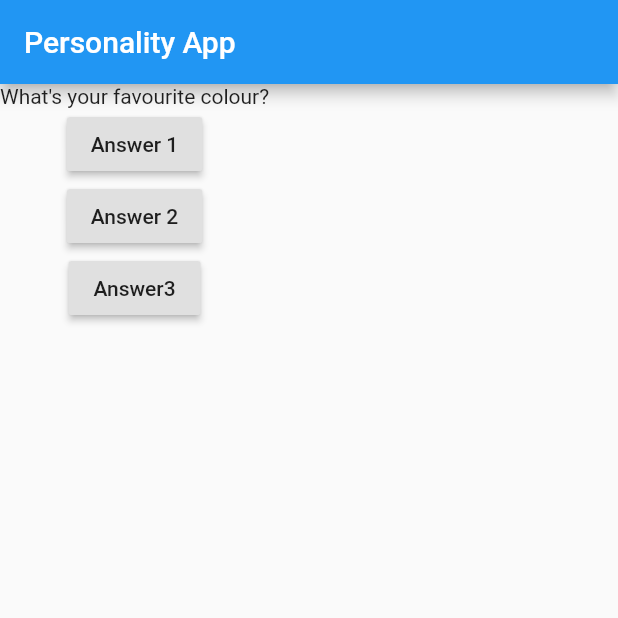
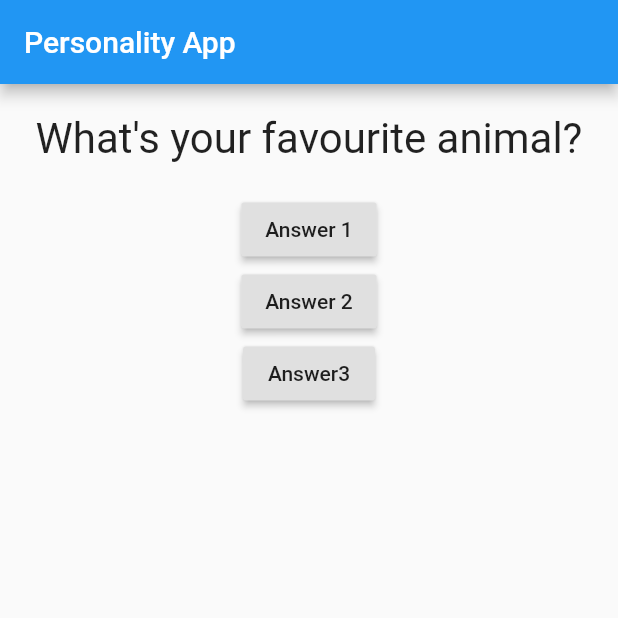
Before and after one commit to sarahmajeed/personality-test-app, a Flutter app: the screen it shows after launch, after a tap on "Answer 1", on a phone screen of 412 x 824 dp, the top half of it. Run offline on Flutter 3.47's test engine with Material 2 defaults, Android fonts, the phone set to English and light mode, and no system bars.

Commit message:
Styling the container

```diff
--- a/lib/main.dart
+++ b/lib/main.dart
@@ -1,25 +1,35 @@
 import 'package:flutter/material.dart';
+import './question.dart';
 
 void main(){
   runApp(MyApp());
 }
 
-class MyApp extends StatelessWidget {
+class MyApp extends StatefulWidget{
+  @override
+  State<StatefulWidget> createState() {
+    // TODO: implement createState
+    return _MyAppState();
+  }
+}
 
-  var questionIndex = 0;
+class _MyAppState extends State<MyApp>{
+  var _questionIndex = 0;
+   void _answerQuestion() {
+     setState(() {
+        _questionIndex++;
+     });
 
+     print(_questionIndex);
+   }
   @override
   Widget build(BuildContext context){
-   void answerQuestion() {
-     //questionIndex++;
-     print("Answer Chosen!");
-   }
+
+
    var questions = [
      "What's your favourite colour?",
      "What's your favourite animal?",
-     "csc",
-     "asds","dkd"
-   ];
+    ];
 
 
     return
@@ -28,8 +38,8 @@ class MyApp extends StatelessWidget {
         title: Text("Personality App"),
         ),
         body: Column(children: [
-          Text(questions[questionIndex]),
-          RaisedButton(child: Text("Answer 1"), onPressed: answerQuestion,),
+          Question(questions[_questionIndex]),
+          RaisedButton(child: Text("Answer 1"), onPressed: _answerQuestion,),
           RaisedButton(child: Text("Answer 2"), onPressed: () => print("Anwer 2 chosen")),
           RaisedButton(child: Text("Answer3"),onPressed: () {
             print("Answer 3 chosen");
--- /dev/null
+++ b/lib/question.dart
@@ -0,0 +1,21 @@
+import "package:flutter/material.dart";
+
+class Question extends StatelessWidget {
+  final String questionText;
+
+  //constructor
+
+  Question(this.questionText);
+
+  @override
+  Widget build(BuildContext context) {
+    return Container(
+      width: double.infinity,
+      margin: EdgeInsets.all(20),
+      child: Text(
+      questionText,
+      style: TextStyle(fontSize: 28),
+      textAlign: TextAlign.center,
+    ),);
+  }
+}
```
